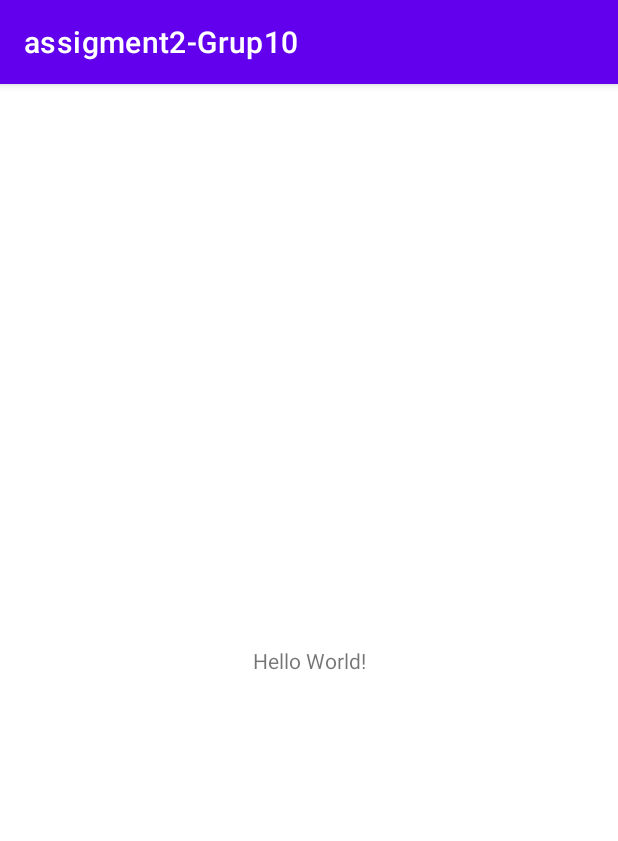
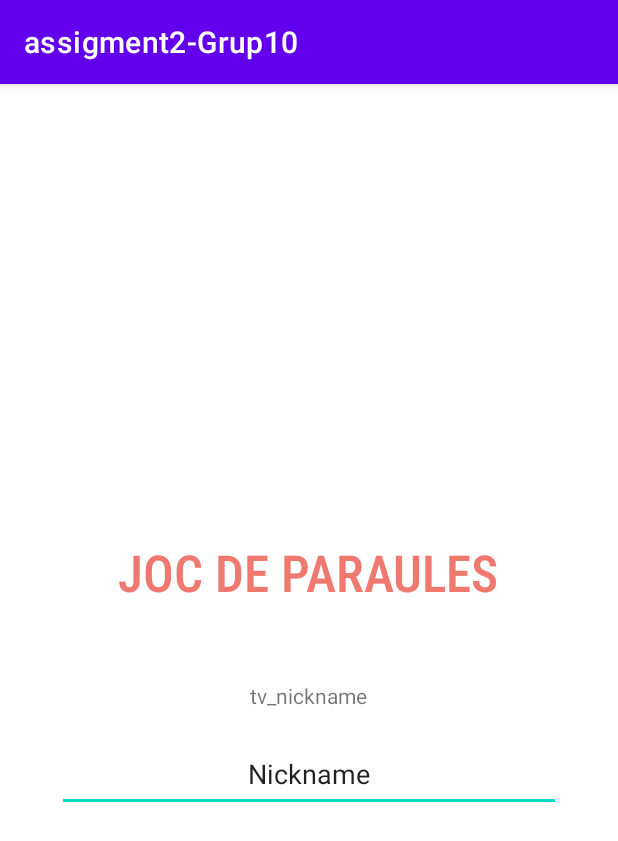
Before and after one commit to TCMAndroid2022/assigment2-Grup10, an Android app: the screen it shows after launch (MainActivity), on a phone screen of 412 x 824 dp. Shown: the top 841 px of the screen. Run offline under Robolectric (Android 15) with nearby library versions, the phone set to English and light mode, and no system bars.

Commit message:
commit 4

```diff
--- a/app/src/main/res/layout/activity_main.xml
+++ b/app/src/main/res/layout/activity_main.xml
@@ -1,18 +1,47 @@
 <?xml version="1.0" encoding="utf-8"?>
-<androidx.constraintlayout.widget.ConstraintLayout xmlns:android="http://schemas.android.com/apk/res/android"
+<LinearLayout xmlns:android="http://schemas.android.com/apk/res/android"
     xmlns:app="http://schemas.android.com/apk/res-auto"
     xmlns:tools="http://schemas.android.com/tools"
     android:layout_width="match_parent"
     android:layout_height="match_parent"
+    android:gravity="center_vertical"
+    android:orientation="vertical"
     tools:context=".MainActivity">
 
     <TextView
+        android:id="@+id/tv_nom_app"
+        android:layout_width="wrap_content"
+        android:layout_height="55dp"
+        android:layout_gravity="center"
+        android:layout_margin="20dp"
+        android:fontFamily="sans-serif-condensed-medium"
+        android:text="JOC DE PARAULES"
+        android:textColor="#EF786F"
+        android:textSize="34sp"
+        app:layout_constraintEnd_toEndOf="parent"
+        app:layout_constraintStart_toStartOf="parent"
+        tools:layout_editor_absoluteY="118dp" />
+
+    <TextView
+        android:id="@+id/textView"
         android:layout_width="wrap_content"
         android:layout_height="wrap_content"
-        android:text="Hello World!"
-        app:layout_constraintBottom_toBottomOf="parent"
-        app:layout_constraintLeft_toLeftOf="parent"
-        app:layout_constraintRight_toRightOf="parent"
-        app:layout_constraintTop_toTopOf="parent" />
+        android:layout_gravity="center"
+        android:layout_margin="20dp"
+        android:text="tv_nickname"
+        app:layout_constraintEnd_toEndOf="parent"
+        app:layout_constraintStart_toStartOf="parent"
+        tools:layout_editor_absoluteY="118dp"
+        tools:text="Introdueix el teu Nickname" />
 
-</androidx.constraintlayout.widget.ConstraintLayout>
+    <EditText
+        android:id="@+id/et_nickname"
+        android:layout_width="336dp"
+        android:layout_height="wrap_content"
+        android:layout_gravity="center"
+        android:ems="10"
+        android:gravity="center_horizontal"
+        android:inputType="textPersonName"
+        android:minHeight="48dp"
+        android:text="Nickname" />
+</LinearLayout>
```
